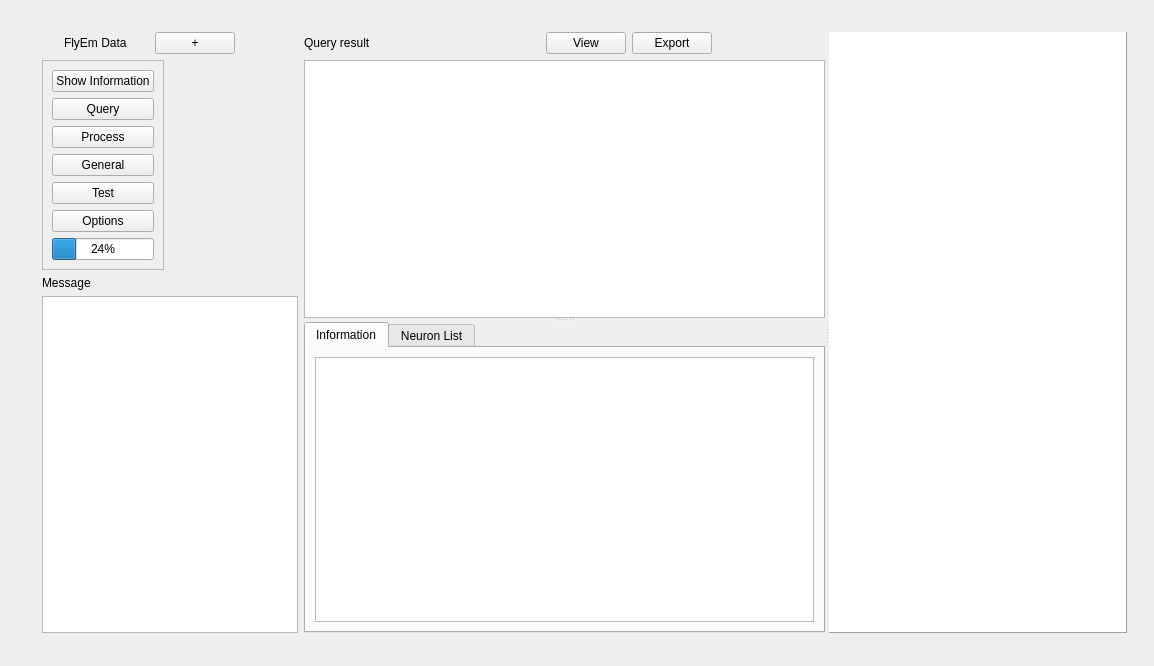
Old version of the form neurolabi/gui/flyemdataform.ui in the repository janelia-flyem/NeuTu.
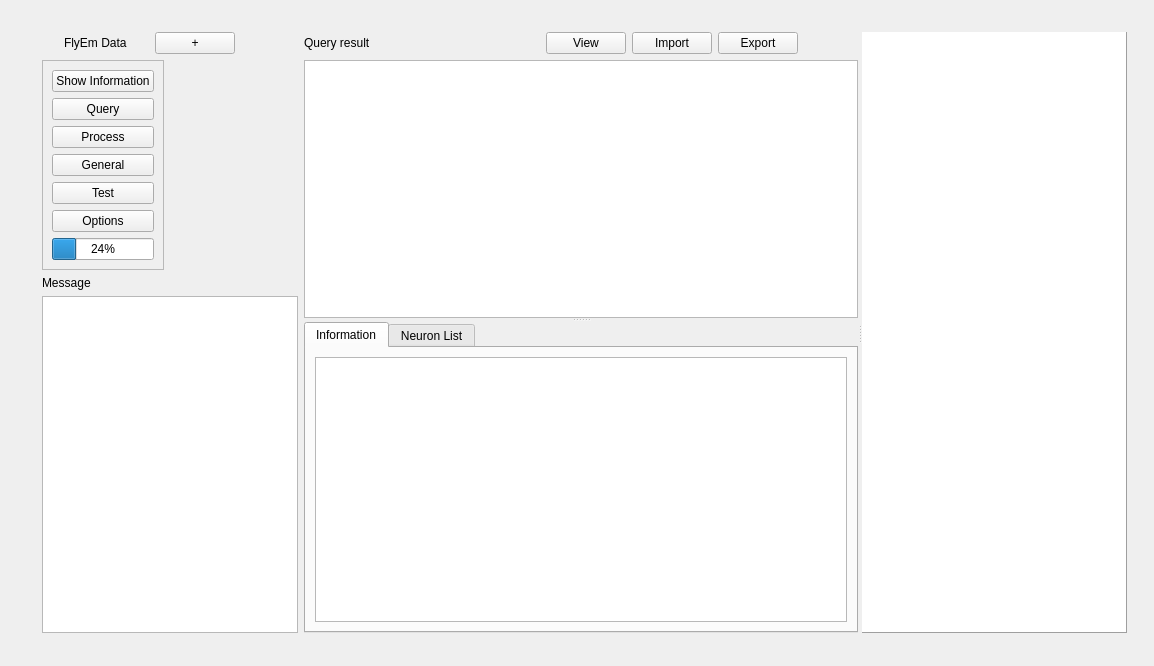
New version of the form. Custom widgets are drawn as their Qt base class.

Patch:
```diff
--- a/neurolabi/gui/flyemdataform.ui
+++ b/neurolabi/gui/flyemdataform.ui
@@ -219,6 +219,13 @@
              </property>
             </widget>
            </item>
+           <item>
+            <widget class="QPushButton" name="importButton">
+             <property name="text">
+              <string>Import</string>
+             </property>
+            </widget>
+           </item>
            <item>
             <widget class="QPushButton" name="exportButton">
              <property name="text">
```
